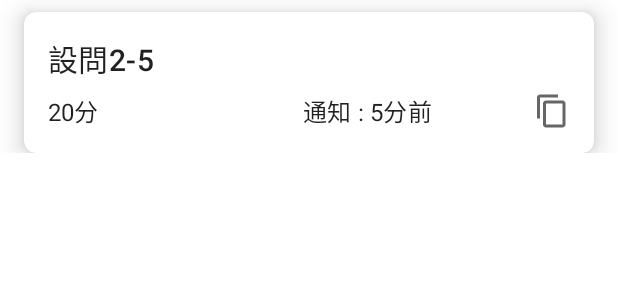
After one commit to sakatani1103/TimerApp, an Android app: the layout preset_timer_list_item.xml on its own in the app's theme, with its tools: preview values and no code run, on a phone screen of 412 x 824 dp. The commit adds this screen. Shown: the top 300 px of the screen. Run offline under Robolectric (Android 15) with nearby library versions, the phone set to English and light mode, and no system bars.

Commit message:
PresetTimerFragmentへリストアダプターを追加

```diff
--- /dev/null
+++ b/app/src/main/res/drawable/ic_back.xml
@@ -0,0 +1,5 @@
+<vector android:autoMirrored="true" android:height="24dp"
+    android:tint="#FFFFFF" android:viewportHeight="24"
+    android:viewportWidth="24" android:width="24dp" xmlns:android="http://schemas.android.com/apk/res/android">
+    <path android:fillColor="@android:color/white" android:pathData="M20,11H7.83l5.59,-5.59L12,4l-8,8 8,8 1.41,-1.41L7.83,13H20v-2z"/>
+</vector>
--- /dev/null
+++ b/app/src/main/res/drawable/ic_copy.xml
@@ -0,0 +1,10 @@
+<vector xmlns:android="http://schemas.android.com/apk/res/android"
+    android:width="24dp"
+    android:height="24dp"
+    android:viewportWidth="24"
+    android:viewportHeight="24"
+    android:tint="?attr/colorControlNormal">
+  <path
+      android:fillColor="@android:color/white"
+      android:pathData="M16,1L4,1c-1.1,0 -2,0.9 -2,2v14h2L4,3h12L16,1zM19,5L8,5c-1.1,0 -2,0.9 -2,2v14c0,1.1 0.9,2 2,2h11c1.1,0 2,-0.9 2,-2L21,7c0,-1.1 -0.9,-2 -2,-2zM19,21L8,21L8,7h11v14z"/>
+</vector>
--- a/app/src/main/res/layout/list_item.xml
+++ b/app/src/main/res/layout/list_item.xml
@@ -81,7 +81,7 @@
                             android:text="@{timer.notification_time}"
                             android:textAppearance="@style/TextAppearance.MaterialComponents.Subtitle1"
                             tools:drawableLeft="@drawable/ic_notifications"
-                            tools:text="通知 : 10分前" />
+                            tools:text="通知" />
                     </LinearLayout>
 
                     <LinearLayout
--- /dev/null
+++ b/app/src/main/res/layout/preset_timer_list_item.xml
@@ -0,0 +1,84 @@
+<?xml version="1.0" encoding="utf-8"?>
+
+
+<layout xmlns:android="http://schemas.android.com/apk/res/android"
+    xmlns:app="http://schemas.android.com/apk/res-auto"
+    xmlns:tools="http://schemas.android.com/tools">
+
+    <data>
+        <variable
+            name="presetTimerItem"
+            type="com.example.timerapp.adapter.DataItem.PresetTimerItem" />
+
+    </data>
+
+    <LinearLayout
+        android:layout_width="match_parent"
+        android:layout_height="wrap_content"
+        android:orientation="vertical">
+
+        <com.google.android.material.card.MaterialCardView
+            android:id="@+id/card_view"
+            android:layout_width="match_parent"
+            android:layout_height="wrap_content"
+            android:layout_marginLeft="@dimen/card_margin"
+            android:layout_marginTop="@dimen/standard_margin"
+            android:layout_marginRight="@dimen/card_margin"
+            android:checkable="true"
+            android:clickable="true"
+            android:focusable="true"
+            app:cardCornerRadius="8dp"
+            app:cardElevation="10dp">
+
+            <LinearLayout
+                android:layout_width="match_parent"
+                android:layout_height="wrap_content"
+                android:orientation="vertical">
+
+                <LinearLayout
+                    android:id="@+id/top_topic"
+                    android:layout_width="match_parent"
+                    android:layout_height="wrap_content"
+                    android:orientation="vertical"
+                    android:padding="@dimen/card_padding">
+
+                    <TextView
+                        android:layout_width="wrap_content"
+                        android:layout_height="wrap_content"
+                        android:textAppearance="@style/TextAppearance.MaterialComponents.Headline6"
+                        android:text="@{presetTimerItem.PresetTimerItem}"
+                        tools:text="設問2-5" />
+
+                    <LinearLayout
+                        android:layout_width="match_parent"
+                        android:layout_height="wrap_content"
+                        android:layout_marginTop="@dimen/standard_margin"
+                        android:orientation="horizontal">
+
+                        <TextView
+                            android:layout_width="0dp"
+                            android:layout_height="wrap_content"
+                            android:textAppearance="@style/TextAppearance.MaterialComponents.Subtitle1"
+                            android:layout_weight="1"
+                            android:text="@{presetTimerItem.PresetTimerItem}"
+                            tools:text="20分" />
+
+                        <TextView
+                            android:layout_width="0dp"
+                            android:layout_height="wrap_content"
+                            android:layout_marginStart="@dimen/card_margin"
+                            android:textAppearance="@style/TextAppearance.MaterialComponents.Subtitle1"
+                            android:layout_weight="1"
+                            android:text="@{presetTimerItem.PresetTimerItem}"
+                            tools:text="通知 : 5分前" />
+
+                        <ImageView
+                            android:layout_width="wrap_content"
+                            android:layout_height="wrap_content"
+                            android:src="@drawable/ic_copy"/>
+                    </LinearLayout>
+                </LinearLayout>
+            </LinearLayout>
+        </com.google.android.material.card.MaterialCardView>
+    </LinearLayout>
+</layout>
--- a/app/src/main/res/values/dimens.xml
+++ b/app/src/main/res/values/dimens.xml
@@ -3,5 +3,6 @@
     <dimen name="standard_margin">8dp</dimen>
     <dimen name="card_padding">16dp</dimen>
     <dimen name="card_margin">16dp</dimen>
+    <dimen name="setting_margin">24dp</dimen>
     <dimen name="icon_padding">5dp</dimen>
 </resources>
--- a/app/src/main/res/values/strings.xml
+++ b/app/src/main/res/values/strings.xml
@@ -5,7 +5,7 @@
     <string name="save">保存</string>
     <string name="caution">タイマーが設定されていません</string>
     <string name="ok">OK</string>
-    <string name="timer_setting">タイマーを表示したままにする</string>
+    <string name="timer_setting">タイマーを画面表示させたままにする</string>
     <string name="initial_use">ご利用頂きありがとうございます。/n
         「+」ボタンを押してタイマーを作成しましょう。</string>
     <string name="initial_set_preset">「+」ボタンを押してタイマーの設定を行いましょう。</string>
@@ -15,6 +15,8 @@
     <string name="hour">時間</string>
     <string name="min">分</string>
     <string name="sec">秒</string>
+    <string name="setting_title">設定</string>
+    <string name="setting_sound">サウンド</string>
     <string name="setting_preset">事前通知設定</string>
     <string name="setting_preset_tv">%d %s前に通知する</string>
     <string name="preset_timer_detail">プリセットタイマーの詳細</string>
```
Also changed, not shown: app/src/main/java/com/example/timerapp/adapter/PresetTimerListAdapter.kt (added, +116 -0 lines), app/src/main/java/com/example/timerapp/database/PresetTimer.kt (added, +9 -0 lines), app/src/main/java/com/example/timerapp/ui/PresetTimerListFragment.kt (+21 -1 lines), app/src/main/res/drawable/ic_vibration.xml (added, +10 -0 lines), app/src/main/res/layout/fragment_preset_timer_list.xml (+37 -5 lines), app/src/main/res/layout/top_list_item.xml (added, +106 -0 lines), app/src/main/res/values/arrays.xml (added, +7 -0 lines).
